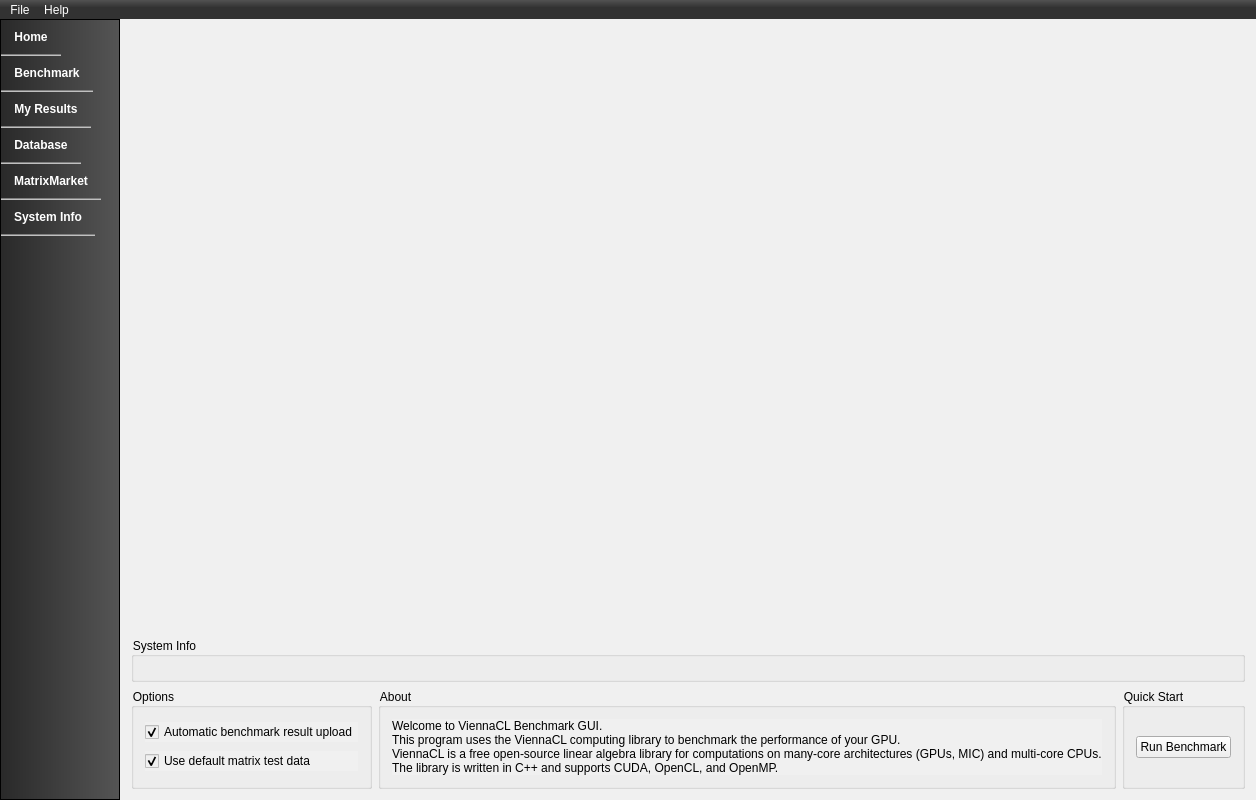
Old version of the form src/ui/mainwindow.ui in the repository viennacl/viennaclbench-dev.
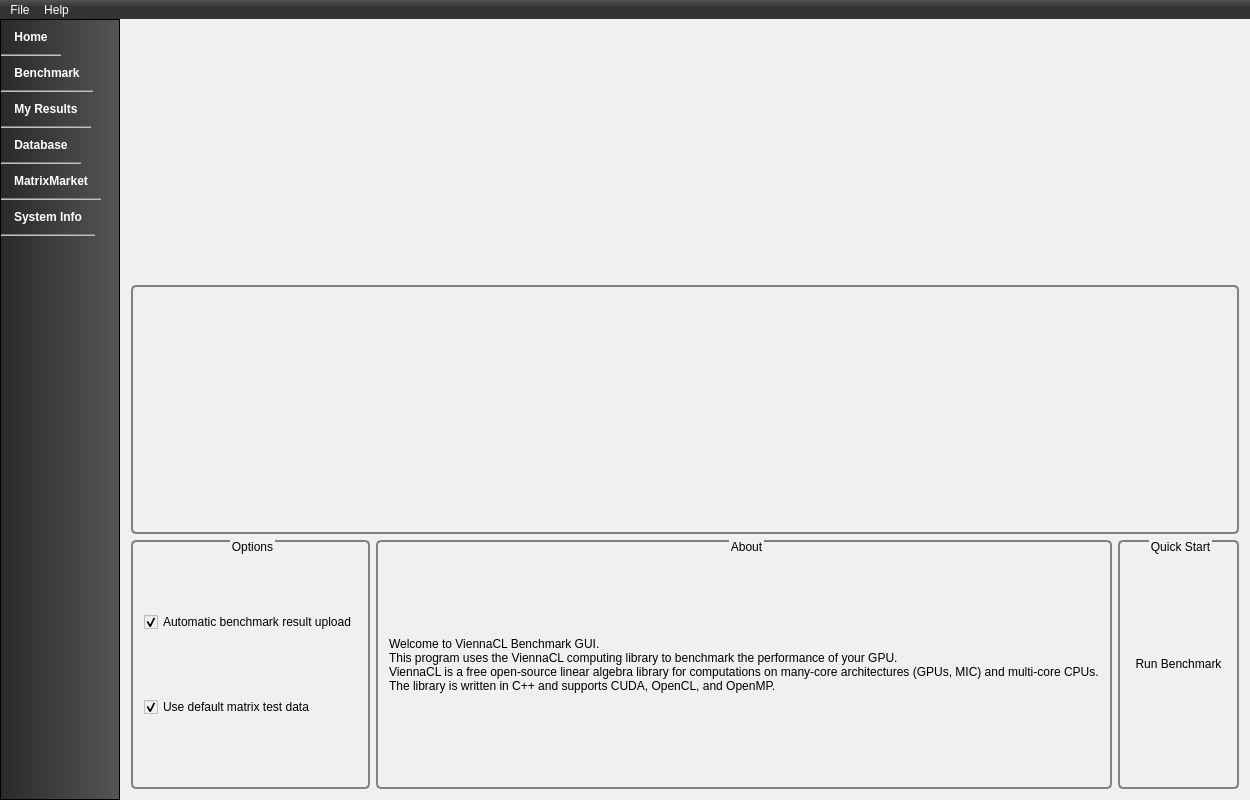
New version of the form. The open tabs and pages were chosen to show the change. Icons and pictures are not drawn. Custom widgets are drawn as their Qt base class.

Commit message:
Various HomeScreen improvements
added some groupBox styling; start/stop icons; manufacturer logos; custom benchmark logo;

Patch:
```diff
--- a/src/ui/mainwindow.ui
+++ b/src/ui/mainwindow.ui
@@ -6,7 +6,7 @@
    <rect>
     <x>0</x>
     <y>0</y>
-    <width>1125</width>
+    <width>1131</width>
     <height>800</height>
    </rect>
   </property>
@@ -232,85 +232,34 @@
 </string>
          </property>
          <layout class="QGridLayout" name="gridLayout_3">
-          <item row="4" column="0">
-           <widget class="QGroupBox" name="homeOptionsBox">
-            <property name="toolTip">
-             <string>&lt;html&gt;&lt;head/&gt;&lt;body&gt;&lt;p&gt;The ViennaCL project will greatly benefit from your uploaded benchmark results.&lt;/p&gt;&lt;/body&gt;&lt;/html&gt;</string>
-            </property>
-            <property name="title">
-             <string>Options</string>
-            </property>
-            <layout class="QGridLayout" name="gridLayout_6">
-             <item row="1" column="0">
-              <widget class="QCheckBox" name="homeMatrixTestDataCheckBox">
-               <property name="text">
-                <string>Use default matrix test data</string>
-               </property>
-               <property name="checked">
-                <bool>true</bool>
-               </property>
-              </widget>
-             </item>
-             <item row="0" column="0">
-              <widget class="QCheckBox" name="homeAutoUploadCheckBox">
-               <property name="text">
-                <string>Automatic benchmark result upload</string>
-               </property>
-               <property name="checked">
-                <bool>true</bool>
-               </property>
-              </widget>
-             </item>
-            </layout>
-           </widget>
-          </item>
-          <item row="1" column="1">
-           <spacer name="verticalSpacer">
-            <property name="orientation">
-             <enum>Qt::Vertical</enum>
-            </property>
-            <property name="sizeHint" stdset="0">
-             <size>
-              <width>20</width>
-              <height>40</height>
-             </size>
-            </property>
-           </spacer>
-          </item>
-          <item row="4" column="2">
-           <widget class="QGroupBox" name="homeQuickStartBox">
-            <property name="title">
-             <string>Quick Start</string>
-            </property>
-            <layout class="QHBoxLayout" name="horizontalLayout_2">
-             <item>
-              <widget class="QPushButton" name="homeQuickStartButon">
-               <property name="text">
-                <string>Run Benchmark</string>
-               </property>
-              </widget>
-             </item>
-             <item>
-              <spacer name="horizontalSpacer">
-               <property name="orientation">
-                <enum>Qt::Horizontal</enum>
-               </property>
-               <property name="sizeHint" stdset="0">
-                <size>
-                 <width>40</width>
-                 <height>20</height>
-                </size>
-               </property>
-              </spacer>
-             </item>
-            </layout>
-           </widget>
-          </item>
-          <item row="4" column="1">
+          <item row="3" column="1">
            <widget class="QGroupBox" name="homeAboutBox">
+            <property name="sizePolicy">
+             <sizepolicy hsizetype="Expanding" vsizetype="Preferred">
+              <horstretch>0</horstretch>
+              <verstretch>0</verstretch>
+             </sizepolicy>
+            </property>
+            <property name="styleSheet">
+             <string notr="true">QGroupBox  {
+    border: 2px solid gray;
+    border-radius: 5px;
+    margin-top: 2ex; /* leave space at the top for the title */
+}
+QGroupBox::title  {
+     subcontrol-origin: margin;
+     subcontrol-position: top center; /* position at the top center */
+}</string>
+            </property>
             <property name="title">
              <string>About</string>
             </property>
+            <property name="checkable">
+             <bool>false</bool>
+            </property>
+            <property name="checked">
+             <bool>false</bool>
+            </property>
             <layout class="QGridLayout" name="gridLayout_5">
              <item row="1" column="0">
               <widget class="QLabel" name="homeAboutLabel">
@@ -331,14 +280,112 @@
             </layout>
            </widget>
           </item>
-          <item row="2" column="0" colspan="3">
+          <item row="3" column="2">
+           <widget class="QGroupBox" name="homeQuickStartBox">
+            <property name="styleSheet">
+             <string notr="true">QGroupBox  {
+    border: 2px solid gray;
+    border-radius: 5px;
+    margin-top: 2ex; /* leave space at the top for the title */
+}
+QGroupBox::title  {
+     subcontrol-origin: margin;
+     subcontrol-position: top center; /* position at the top center */
+}</string>
+            </property>
+            <property name="title">
+             <string>Quick Start</string>
+            </property>
+            <layout class="QHBoxLayout" name="horizontalLayout_2">
+             <item>
+              <widget class="QPushButton" name="homeQuickStartButon">
+               <property name="text">
+                <string>Run Benchmark</string>
+               </property>
+               <property name="icon">
+                <iconset resource="../../resources/icons.qrc">
+                 <normaloff>:/icons/icons/start.png</normaloff>:/icons/icons/start.png</iconset>
+               </property>
+               <property name="iconSize">
+                <size>
+                 <width>32</width>
+                 <height>32</height>
+                </size>
+               </property>
+               <property name="flat">
+                <bool>true</bool>
+               </property>
+              </widget>
+             </item>
+            </layout>
+           </widget>
+          </item>
+          <item row="1" column="0" colspan="3">
            <widget class="QGroupBox" name="homeSystemInfoBox">
+            <property name="styleSheet">
+             <string notr="true">QGroupBox  {
+    border: 2px solid gray;
+    border-radius: 5px;
+    margin-top: 6ex; /* leave space at the top for the title */
+}
+QGroupBox::title  {
+     subcontrol-origin: margin;
+     subcontrol-position: top center; /* position at the top center */
+}
+ QGroupBox::indicator {
+     width: 55px;
+     height: 32px;
+ }</string>
+            </property>
             <property name="title">
-             <string>System Info</string>
+             <string/>
             </property>
             <layout class="QVBoxLayout" name="verticalLayout_3"/>
            </widget>
           </item>
+          <item row="3" column="0">
+           <widget class="QGroupBox" name="homeOptionsBox">
+            <property name="toolTip">
+             <string>&lt;html&gt;&lt;head/&gt;&lt;body&gt;&lt;p&gt;The ViennaCL project will greatly benefit from your uploaded benchmark results.&lt;/p&gt;&lt;/body&gt;&lt;/html&gt;</string>
+            </property>
+            <property name="styleSheet">
+             <string notr="true">QGroupBox  {
+    border: 2px solid gray;
+    border-radius: 5px;
+    margin-top: 2ex; /* leave space at the top for the title */
+}
+QGroupBox::title  {
+     subcontrol-origin: margin;
+     subcontrol-position: top center; /* position at the top center */
+}</string>
+            </property>
+            <property name="title">
+             <string>Options</string>
+            </property>
+            <layout class="QGridLayout" name="gridLayout_6">
+             <item row="1" column="0">
+              <widget class="QCheckBox" name="homeMatrixTestDataCheckBox">
+               <property name="text">
+                <string>Use default matrix test data</string>
+               </property>
+               <property name="checked">
+                <bool>true</bool>
+               </property>
+              </widget>
+             </item>
+             <item row="0" column="0">
+              <widget class="QCheckBox" name="homeAutoUploadCheckBox">
+               <property name="text">
+                <string>Automatic benchmark result upload</string>
+               </property>
+               <property name="checked">
+                <bool>true</bool>
+               </property>
+              </widget>
+             </item>
+            </layout>
+           </widget>
+          </item>
           <item row="0" column="0" colspan="3">
            <widget class="QLabel" name="homeLabel">
             <property name="text">
@@ -348,7 +395,10 @@
              <pixmap resource="../../resources/otherFiles.qrc">:/resources/images/viennacl-logo.png</pixmap>
             </property>
             <property name="alignment">
-             <set>Qt::AlignCenter</set>
+             <set>Qt::AlignHCenter|Qt::AlignTop</set>
+            </property>
+            <property name="wordWrap">
+             <bool>true</bool>
             </property>
            </widget>
           </item>
@@ -925,7 +975,7 @@
     <rect>
      <x>0</x>
      <y>0</y>
-     <width>1125</width>
+     <width>1131</width>
      <height>21</height>
     </rect>
    </property>
```
Left out of the diff: 7 changed lines with no effect on the pictures. The commit also changes 13 other files.
